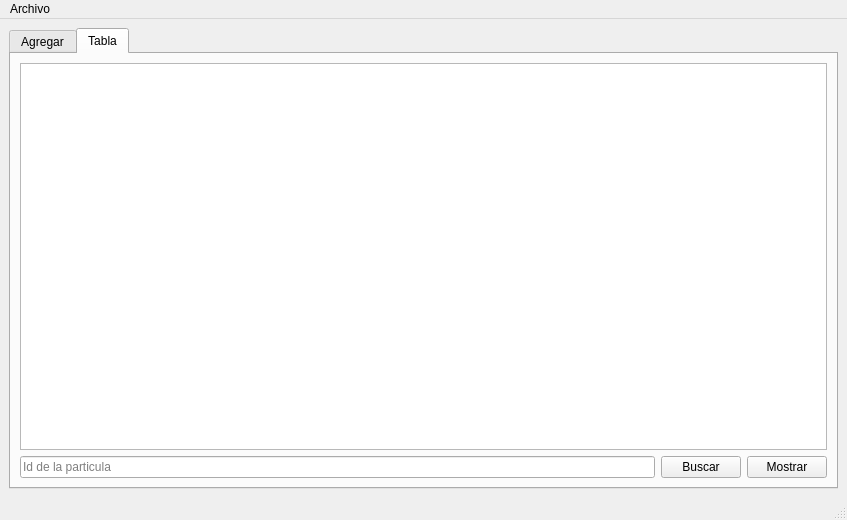
arturos8617/actividad9, file mainwindow.ui: the form before one commit.
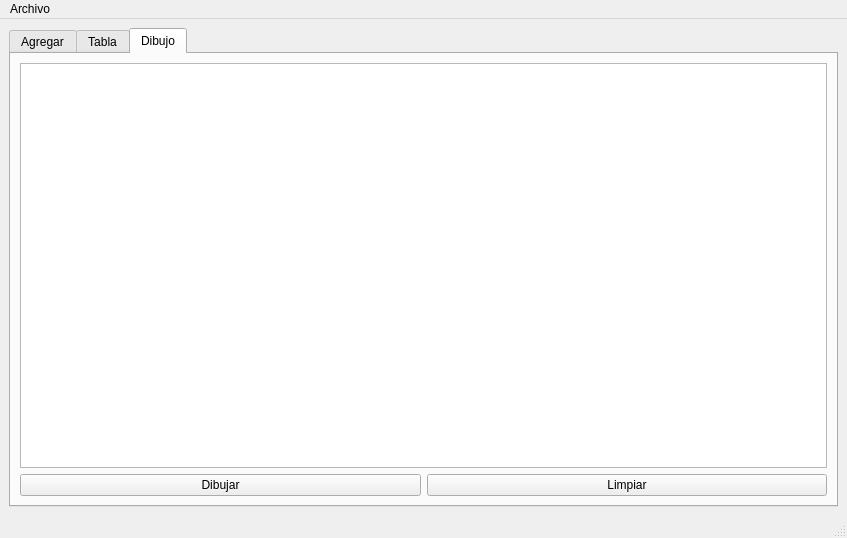
The form after the commit.

What changed in the file:
```diff
--- a/mainwindow.ui
+++ b/mainwindow.ui
@@ -7,7 +7,7 @@
     <x>0</x>
     <y>0</y>
     <width>847</width>
-    <height>520</height>
+    <height>538</height>
    </rect>
   </property>
   <property name="windowTitle">
@@ -18,7 +18,7 @@
     <item row="0" column="1">
      <widget class="QTabWidget" name="tabWidget">
       <property name="currentIndex">
-       <number>1</number>
+       <number>2</number>
       </property>
       <widget class="QWidget" name="tab_3">
        <attribute name="title">
@@ -208,6 +208,30 @@
         </item>
        </layout>
       </widget>
+      <widget class="QWidget" name="tab">
+       <attribute name="title">
+        <string>Dibujo</string>
+       </attribute>
+       <layout class="QGridLayout" name="gridLayout_5">
+        <item row="0" column="0" colspan="2">
+         <widget class="QGraphicsView" name="graphicsView"/>
+        </item>
+        <item row="1" column="0">
+         <widget class="QPushButton" name="dibujar">
+          <property name="text">
+           <string>Dibujar</string>
+          </property>
+         </widget>
+        </item>
+        <item row="1" column="1">
+         <widget class="QPushButton" name="limpiar">
+          <property name="text">
+           <string>Limpiar</string>
+          </property>
+         </widget>
+        </item>
+       </layout>
+      </widget>
      </widget>
     </item>
    </layout>
```
